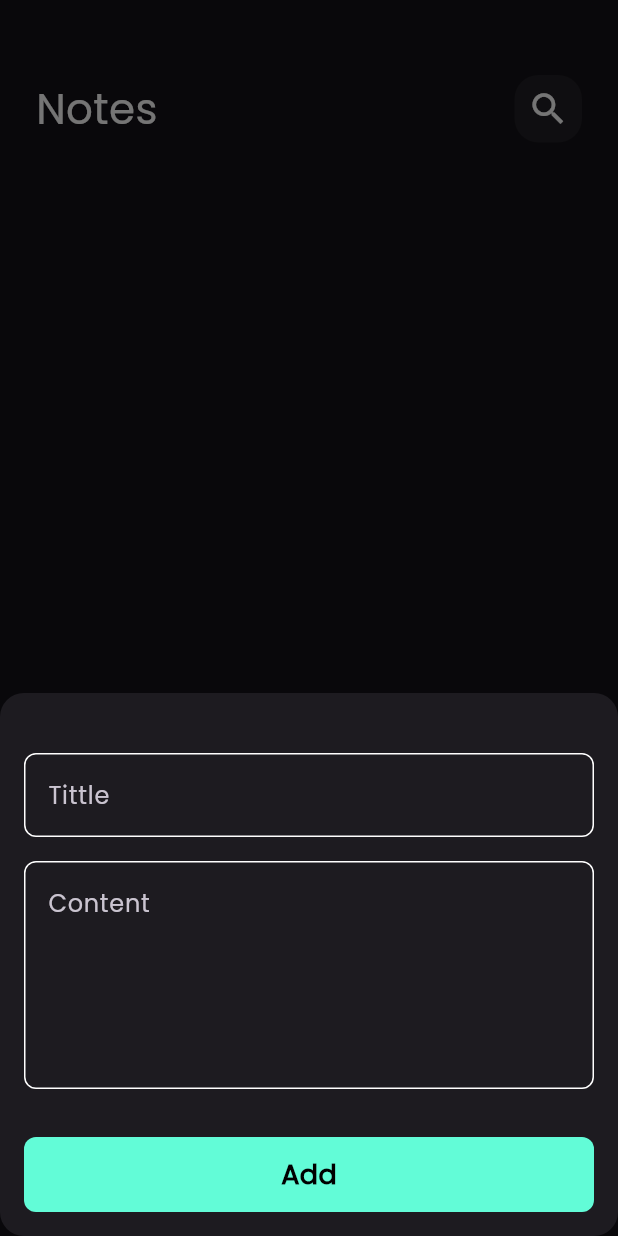
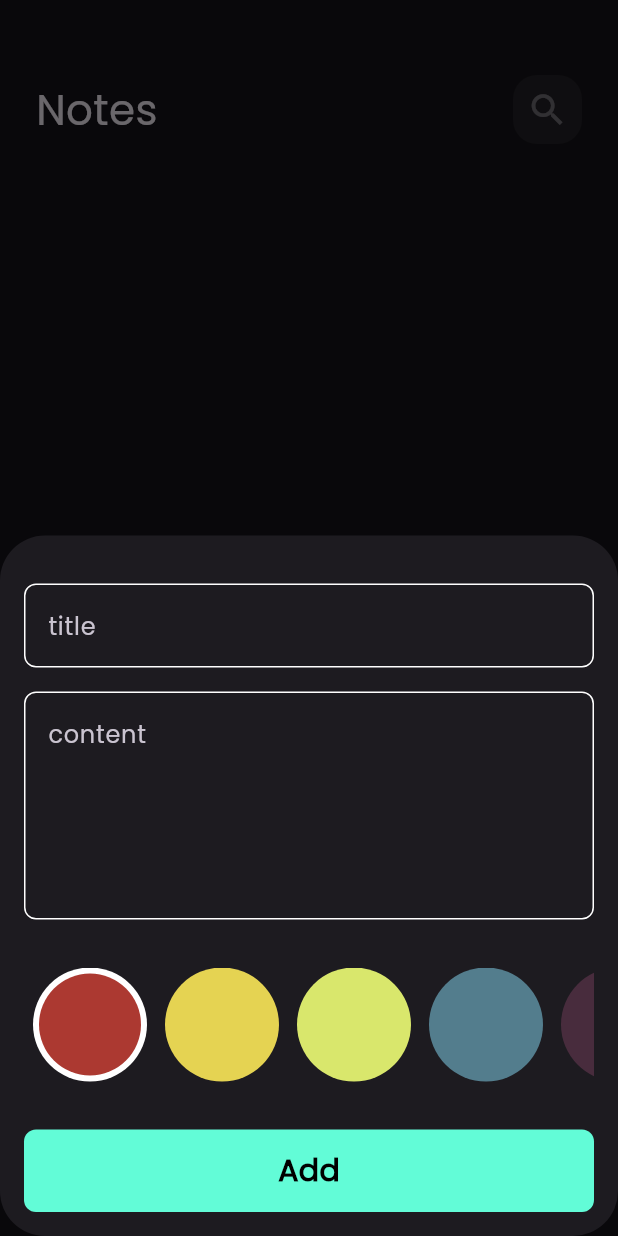
Before and after one commit to Shehta2000/notes_app-main, a Flutter app: the screen it shows after launch, after a tap on the "add" icon, on a phone screen of 412 x 824 dp. Run offline on Flutter 3.47's test engine with Material 3 defaults, Android fonts, the phone set to English and light mode, and no system bars; our stand-ins replace bloc, flutter_bloc, hive, hive_flutter; accounts and stored records are empty.

Commit message:
Finish Notes App

```diff
--- a/lib/cubits/notes_cubit/cubit/notes_cubit.dart
+++ b/lib/cubits/notes_cubit/cubit/notes_cubit.dart
@@ -2,20 +2,19 @@ import 'package:bloc/bloc.dart';
 import 'package:hive/hive.dart';
 import 'package:meta/meta.dart';
 import 'package:notes_app/models/note_model.dart';
-import 'package:notes_app/views/widgets/Constans.dart';
+
+import '../../../views/widgets/Constans.dart';
 
 part 'notes_state.dart';
 
 class NotesCubit extends Cubit<NotesState> {
   NotesCubit() : super(NotesInitial());
 
+  List<NoteModel>? notes;
+  fetchAllNotes() {
+    var notesBox = Hive.box<NoteModel>(kNotesBox);
 
-   List<NoteModel>? notes ;
-  fetchAllNotes() async{
-
-  var notesBox =  Hive.box<NoteModel>(kNotesBox);
-  notes = notesBox.values.toList();
-
-
+    notes = notesBox.values.toList();
+    emit(NotesSuccess());
+  }
 }
-  }
--- a/lib/cubits/notes_cubit/cubit/notes_state.dart
+++ b/lib/cubits/notes_cubit/cubit/notes_state.dart
@@ -1,6 +1,7 @@
 part of 'notes_cubit.dart';
 
 @immutable
-sealed class NotesState {}
+abstract class NotesState {}
 
-final class NotesInitial extends NotesState {}
+class NotesInitial extends NotesState {}
+class NotesSuccess extends NotesState {}
--- a/lib/main.dart
+++ b/lib/main.dart
@@ -3,33 +3,34 @@ import 'package:flutter_bloc/flutter_bloc.dart';
 import 'package:hive_flutter/adapters.dart';
 import 'package:notes_app/models/note_model.dart';
 import 'package:notes_app/simple_bloc_observer.dart';
+
 import 'package:notes_app/views/notes_view.dart';
-import 'package:notes_app/views/widgets/Constans.dart';
+
+import 'cubits/notes_cubit/cubit/notes_cubit.dart';
+import 'views/widgets/Constans.dart';
 
 void main() async {
+  await Hive.initFlutter();
+
   Bloc.observer = SimpleBlocObserver();
-
-  await Hive.initFlutter();
   Hive.registerAdapter(NoteModelAdapter());
-  await Hive.openBox(kNotesBox);
+  await Hive.openBox<NoteModel>(kNotesBox);
 
   runApp(const NotesApp());
 }
 
 class NotesApp extends StatelessWidget {
-  const NotesApp({super.key});
+  const NotesApp({Key? key}) : super(key: key);
 
   @override
   Widget build(BuildContext context) {
-    return MaterialApp(
-
-      theme: ThemeData(
-        brightness: Brightness.dark,
-        fontFamily: 'Poppins',
-      ), // Theme Of App .
-      debugShowCheckedModeBanner: false,
-      home: const NotesView(),
-
+    return BlocProvider(
+       create: (context) => NotesCubit(),
+      child: MaterialApp(
+        debugShowCheckedModeBanner: false,
+        theme: ThemeData(brightness: Brightness.dark, fontFamily: 'Poppins'),
+        home: const NotesView(),
+      ),
     );
   }
 }
--- a/lib/views/notes_view.dart
+++ b/lib/views/notes_view.dart
@@ -1,39 +1,32 @@
 import 'package:flutter/material.dart';
-import 'package:flutter_bloc/flutter_bloc.dart';
-import 'package:notes_app/cubits/notes_cubit/cubit/notes_cubit.dart';
-import 'package:notes_app/views/widgets/Constans.dart';
-import 'package:notes_app/views/widgets/add_note_buttom_sheet.dart';
+import 'package:flutter/src/foundation/key.dart';
+import 'package:flutter/src/widgets/framework.dart';
 import 'package:notes_app/views/widgets/notes_view_body.dart';
 
+import 'widgets/add_note_buttom_sheet.dart';
+
 class NotesView extends StatelessWidget {
-  const NotesView({super.key});
+  const NotesView({Key? key}) : super(key: key);
 
   @override
   Widget build(BuildContext context) {
-    return BlocProvider(
-      create: (context) => NotesCubit(),
-      child: Scaffold(
+    return Scaffold(
+      resizeToAvoidBottomInset: false,
       floatingActionButton: FloatingActionButton(
-          shape: RoundedRectangleBorder(
-            borderRadius: BorderRadius.circular(30),
-          ),
-          foregroundColor: Colors.black, // Icon Color
-          backgroundColor: KprimaryColor, // FloatingActionButton Color
         onPressed: () {
           showModalBottomSheet(
               isScrollControlled: true,
               shape: RoundedRectangleBorder(
-                  borderRadius: BorderRadius.circular(16),
+                borderRadius: BorderRadius.circular(30),
               ),
               context: context,
               builder: (context) {
-                  return const AddNoteButtomSheet();
+                return const AddNoteBottomSheet();
               });
         },
         child: const Icon(Icons.add),
       ),
       body: const NotesViewBody(),
-      ),
     );
   }
 }
--- a/lib/views/widgets/Constans.dart
+++ b/lib/views/widgets/Constans.dart
@@ -1,4 +1,11 @@
-import 'package:flutter/material.dart';
+import 'package:flutter/animation.dart';
 
-const KprimaryColor = Color(0xff62FCD7);
+const kPrimaryColor = Color(0xff62FCD7);
 const kNotesBox = 'notes_box';
+List<Color> kColors = const [
+  Color(0xffAC3931),
+  Color(0xffE5D352),
+  Color(0xffD9E76C),
+  Color(0xff537D8D),
+  Color(0xff482C3D),
+];
--- a/lib/views/widgets/Custom_Button.dart
+++ b/lib/views/widgets/Custom_Button.dart
@@ -1,32 +1,42 @@
 import 'package:flutter/material.dart';
 import 'package:notes_app/views/widgets/Constans.dart';
 
-class CustomBotton extends StatelessWidget {
- const  CustomBotton({super.key, this.onTap,  this.isLoading = false});
 
-final bool isLoading;
-final  void Function()? onTap;
+class CustomButton extends StatelessWidget {
+  const CustomButton({super.key, this.onTap, this.isLoading = false});
+
+  final void Function()? onTap;
+
+  final bool isLoading;
   @override
   Widget build(BuildContext context) {
     return GestureDetector(
       onTap: onTap,
       child: Container(
-        height: 50,
         width: MediaQuery.of(context).size.width,
+        height: 55,
         decoration: BoxDecoration(
-          color: KprimaryColor,
-          borderRadius: BorderRadius.circular(8),
-        ),
-        child:  Center(
-          child: isLoading ? const  SizedBox(
-            height: 25 ,
-            width: 25,
-
-              child:  CircularProgressIndicator( color: Colors.black,)) : const Text(
-            'Add',
-            style: TextStyle(
-                color: Colors.black, fontSize: 18, fontWeight: FontWeight.bold),
-          ),
+            color: kPrimaryColor,
+            borderRadius: BorderRadius.circular(
+              8,
+            )),
+        child: Center(
+          child: isLoading
+              ? const SizedBox(
+                  height: 24,
+                  width: 24,
+                  child: CircularProgressIndicator(
+                    color: Colors.black,
+                  ),
+                )
+              : const Text(
+                  'Add',
+                  style: TextStyle(
+                    color: Colors.black,
+                    fontWeight: FontWeight.bold,
+                    fontSize: 20,
+                  ),
+                ),
         ),
       ),
     );
--- a/lib/views/widgets/add_note_buttom_sheet.dart
+++ b/lib/views/widgets/add_note_buttom_sheet.dart
@@ -1,17 +1,12 @@
 import 'package:flutter/material.dart';
 import 'package:flutter_bloc/flutter_bloc.dart';
-import 'package:notes_app/cubits/add_note_cubit/cubit/add_note_cubit.dart';
-import 'package:notes_app/views/widgets/add_note_form.dart';
 
-class AddNoteButtomSheet extends StatefulWidget {
-  const AddNoteButtomSheet({super.key});
+import '../../cubits/add_note_cubit/cubit/add_note_cubit.dart';
+import '../../cubits/notes_cubit/cubit/notes_cubit.dart';
+import 'add_note_form.dart';
 
-  @override
-  State<AddNoteButtomSheet> createState() => _AddNoteButtomSheetState();
-}
-
-class _AddNoteButtomSheetState extends State<AddNoteButtomSheet> {
-  bool isLoading = false;
+class AddNoteBottomSheet extends StatelessWidget {
+  const AddNoteBottomSheet({Key? key}) : super(key: key);
 
   @override
   Widget build(BuildContext context) {
@@ -19,24 +14,26 @@ class _AddNoteButtomSheetState extends State<AddNoteButtomSheet> {
       create: (context) => AddNoteCubit(),
       child: BlocConsumer<AddNoteCubit, AddNoteState>(
         listener: (context, state) {
-          if (state is AddNoteFailure) {
-            print('failed ${state.errMessage}');
-          }
+          if (state is AddNoteFailure) {}
+
           if (state is AddNoteSuccess) {
+            BlocProvider.of<NotesCubit>(context).fetchAllNotes();
             Navigator.pop(context);
           }
         },
         builder: (context, state) {
-          return AbsorbPointer(  //  عشان اليوز يتفاعل فقط بعد فقط بعد اللودنج
-            absorbing: state is AddNoteLoading? true : false,
-             child : Padding(
-            padding: EdgeInsets.only(right: 16, left : 16 ,
-            bottom: MediaQuery.of(context).viewInsets.bottom),
-            child: const SingleChildScrollView(child: AddNoteForm(),
-            )
-          ),
+          return AbsorbPointer(
+            absorbing: state is AddNoteLoading ? true : false,
+            child: Padding(
+              padding: EdgeInsets.only(
+                  left: 16,
+                  right: 16,
+                  bottom: MediaQuery.of(context).viewInsets.bottom),
+              child: const SingleChildScrollView(
+                child: AddNoteForm(),
+              ),
+            ),
           );
-
         },
       ),
     );
--- a/lib/views/widgets/add_note_form.dart
+++ b/lib/views/widgets/add_note_form.dart
@@ -1,14 +1,17 @@
 import 'package:flutter/material.dart';
 import 'package:flutter_bloc/flutter_bloc.dart';
-import 'package:notes_app/cubits/add_note_cubit/cubit/add_note_cubit.dart';
+import 'package:intl/intl.dart';
 import 'package:notes_app/models/note_model.dart';
-import 'package:notes_app/views/widgets/Custom_Button.dart';
-import 'package:notes_app/views/widgets/custom_text_field.dart';
+
+import '../../cubits/add_note_cubit/cubit/add_note_cubit.dart';
+import 'color_list_view.dart';
+import 'custom_button.dart';
+import 'custom_text_field.dart';
 
 class AddNoteForm extends StatefulWidget {
   const AddNoteForm({
-    super.key,
-  });
+    Key? key,
+  }) : super(key: key);
 
   @override
   State<AddNoteForm> createState() => _AddNoteFormState();
@@ -16,8 +19,9 @@ class AddNoteForm extends StatefulWidget {
 
 class _AddNoteFormState extends State<AddNoteForm> {
   final GlobalKey<FormState> formKey = GlobalKey();
-  AutovalidateMode autovalidateMode =
-      AutovalidateMode.disabled; // عشان لو اليوز دخل انبوط غلط
+
+  AutovalidateMode autovalidateMode = AutovalidateMode.disabled;
+
   String? title, subTitle;
   @override
   Widget build(BuildContext context) {
@@ -27,14 +31,13 @@ class _AddNoteFormState extends State<AddNoteForm> {
       child: Column(
         children: [
           const SizedBox(
-            height: 40,
+            height: 32,
           ),
           CustomTextField(
             onSaved: (value) {
               title = value;
             },
-            hint: 'Tittle',
-            maxLines: 1,
+            hint: 'title',
           ),
           const SizedBox(
             height: 16,
@@ -43,27 +46,32 @@ class _AddNoteFormState extends State<AddNoteForm> {
             onSaved: (value) {
               subTitle = value;
             },
-            hint: 'Content',
+            hint: 'content',
             maxLines: 5,
           ),
           const SizedBox(
             height: 32,
           ),
+          const ColorsListView(),
+          const SizedBox(
+            height: 32,
+          ),
           BlocBuilder<AddNoteCubit, AddNoteState>(
             builder: (context, state) {
-              return CustomBotton(
+              return CustomButton(
                 isLoading: state is AddNoteLoading ? true : false,
-
                 onTap: () {
                   if (formKey.currentState!.validate()) {
                     formKey.currentState!.save();
+                    var currentDate = DateTime.now();
 
+                    var formattedCurrentDate =
+                        DateFormat('dd-mm-yyyy').format(currentDate);
                     var noteModel = NoteModel(
                         title: title!,
                         subTitle: subTitle!,
-                        date: DateTime.now().toString(),
+                        date: formattedCurrentDate,
                         color: Colors.blue.value);
-
                     BlocProvider.of<AddNoteCubit>(context).addNote(noteModel);
                   } else {
                     autovalidateMode = AutovalidateMode.always;
@@ -75,7 +83,7 @@ class _AddNoteFormState extends State<AddNoteForm> {
           ),
           const SizedBox(
             height: 16,
-          )
+          ),
         ],
       ),
     );
--- /dev/null
+++ b/lib/views/widgets/color_list_view.dart
@@ -0,0 +1,66 @@
+import 'Constans.dart';
+import 'package:flutter/material.dart';
+import '../../cubits/add_note_cubit/cubit/add_note_cubit.dart';
+import 'package:flutter_bloc/flutter_bloc.dart';
+
+class ColorItem extends StatelessWidget {
+  const ColorItem({super.key, required this.isActive, required this.color});
+
+  final bool isActive;
+
+  final Color color;
+  @override
+  Widget build(BuildContext context) {
+    return isActive
+        ? CircleAvatar(
+            radius: 38,
+            backgroundColor: Colors.white,
+            child: CircleAvatar(
+              radius: 34,
+              backgroundColor: color,
+            ),
+          )
+        : CircleAvatar(
+            radius: 38,
+            backgroundColor: color,
+          );
+  }
+}
+
+class ColorsListView extends StatefulWidget {
+  const ColorsListView({super.key});
+
+  @override
+  State<ColorsListView> createState() => _ColorsListViewState();
+}
+
+class _ColorsListViewState extends State<ColorsListView> {
+  int currentIndex = 0;
+
+  @override
+  Widget build(BuildContext context) {
+    return SizedBox(
+      height: 38 * 2,
+      child: ListView.builder(
+        itemCount: kColors.length,
+        scrollDirection: Axis.horizontal,
+        itemBuilder: (context, index) {
+          return Padding(
+            padding: const EdgeInsets.symmetric(horizontal: 6),
+            child: GestureDetector(
+              onTap: () {
+                currentIndex = index;
+                BlocProvider.of<AddNoteCubit>(context).color = kColors[index];
+                setState(() {});
+              },
+              child: ColorItem(
+                color: kColors[index],
+                isActive: currentIndex == index,
+              ),
+            ),
+          );
+        },
+      ),
+    );
+  }
+}
--- a/lib/views/widgets/custom_app_bar.dart
+++ b/lib/views/widgets/custom_app_bar.dart
@@ -1,20 +1,28 @@
 import 'package:flutter/material.dart';
-import 'package:notes_app/views/widgets/custom_search_icon.dart';
+
+import 'custom_icon.dart';
 
 class CustomAppBar extends StatelessWidget {
-  const CustomAppBar({super.key, required this.icon, required this.title});
+  const CustomAppBar(
+      {Key? key, required this.title, required this.icon, this.onPressed})
+      : super(key: key);
+
+  final String title;
   final IconData icon;
-  final String title;
+  final void Function()? onPressed;
   @override
   Widget build(BuildContext context) {
     return Row(
+      mainAxisAlignment: MainAxisAlignment.spaceBetween,
       children: [
         Text(
           title,
-          style: const TextStyle(color: Colors.white, fontSize: 28),
+          style: const TextStyle(
+            fontSize: 28,
+          ),
         ),
-        Spacer(),
-        CustomSearchIcon(
+        CustomIcon(
+          onPressed: onPressed,
           icon: icon,
         ),
       ],
--- /dev/null
+++ b/lib/views/widgets/custom_icon.dart
@@ -0,0 +1,26 @@
+import 'package:flutter/material.dart';
+
+class CustomIcon extends StatelessWidget {
+  const CustomIcon({Key? key, required this.icon, this.onPressed})
+      : super(key: key);
+
+  final void Function()? onPressed;
+  final IconData icon;
+  @override
+  Widget build(BuildContext context) {
+    return Container(
+      height: 46,
+      width: 46,
+      decoration: BoxDecoration(
+          color: Colors.white.withOpacity(.05),
+          borderRadius: BorderRadius.circular(16)),
+      child: IconButton(
+        onPressed: onPressed,
+        icon: Icon(
+          icon,
+          size: 28,
+        ),
+      ),
+    );
+  }
+}
--- a/lib/views/widgets/custom_text_field.dart
+++ b/lib/views/widgets/custom_text_field.dart
@@ -2,33 +2,40 @@ import 'package:flutter/material.dart';
 import 'package:notes_app/views/widgets/Constans.dart';
 
 class CustomTextField extends StatelessWidget {
- const CustomTextField({super.key, required this.hint, this.maxLines = 1, this.onSaved});
+  const CustomTextField(
+      {super.key,
+      required this.hint,
+      this.maxLines = 1,
+      this.onSaved,
+      this.onChanged});
 
   final String hint;
   final int maxLines;
-  final void Function(String?)? onSaved ;
 
+  final void Function(String?)? onSaved;
+
+  final Function(String)? onChanged;
   @override
   Widget build(BuildContext context) {
     return TextFormField(
-      validator: (value){
-            if(value?.isEmpty ?? true){ // if value equal null return field is required
-              return 'Field is Required';
-            } else{
+      onChanged: onChanged,
+      onSaved: onSaved,
+      validator: (value) {
+        if (value?.isEmpty ?? true) {
+          return 'Field is required ';
+        } else {
           return null;
         }
       },
-      onSaved: onSaved,
+      cursorColor: kPrimaryColor,
       maxLines: maxLines,
-      cursorColor: KprimaryColor,
       decoration: InputDecoration(
         hintText: hint,
+        border: buildBorder(),
         enabledBorder: buildBorder(),
-        focusedBorder: buildBorder(KprimaryColor),
-        border: buildBorder(),
+        focusedBorder: buildBorder(kPrimaryColor),
       ),
     );
-  }
   }
 
   OutlineInputBorder buildBorder([color]) {
@@ -40,3 +47,4 @@ OutlineInputBorder buildBorder([color]) {
           color: color ?? Colors.white,
         ));
   }
+}
--- /dev/null
+++ b/lib/views/widgets/notes_list_view.dart
@@ -0,0 +1,33 @@
+import 'package:flutter/material.dart';
+import 'package:flutter_bloc/flutter_bloc.dart';
+import 'package:notes_app/models/note_model.dart';
+
+import '../../cubits/notes_cubit/cubit/notes_cubit.dart';
+import 'note_item.dart';
+
+class NotesListView extends StatelessWidget {
+  const NotesListView({Key? key}) : super(key: key);
+
+  @override
+  Widget build(BuildContext context) {
+    return BlocBuilder<NotesCubit, NotesState>(
+      builder: (context, state) {
+        List<NoteModel> notes = BlocProvider.of<NotesCubit>(context).notes!;
+        return Padding(
+          padding: const EdgeInsets.symmetric(vertical: 16),
+          child: ListView.builder(
+              itemCount: notes.length,
+              padding: EdgeInsets.zero,
+              itemBuilder: (context, index) {
+                return Padding(
+                  padding: const EdgeInsets.symmetric(vertical: 4),
+                  child: NoteItem(
+                    note: notes[index],
+                  ),
+                );
+              }),
+        );
+      },
+    );
+  }
+}
--- a/lib/views/widgets/notes_list_view_builder.dart
+++ /dev/null
@@ -1,33 +0,0 @@
-import 'package:flutter/material.dart';
-import 'package:flutter_bloc/flutter_bloc.dart';
-import 'package:notes_app/cubits/notes_cubit/cubit/notes_cubit.dart';
-import 'package:notes_app/models/note_model.dart';
-import 'package:notes_app/views/widgets/custom_note_item.dart';
-
-class NotesListView extends StatelessWidget {
-  const NotesListView({super.key});
-
-  @override
-  Widget build(BuildContext context) {
-    return BlocBuilder<NotesCubit, NotesState>(
-      builder: (context, state) {
-
-        List<NoteModel> notes = BlocProvider.of<NotesCubit>(context).notes ?? [];
-
-        return Padding(
-          padding: const EdgeInsets.symmetric(vertical: 16),
-          child: ListView.builder(
-            itemCount: notes.length,
-            padding: EdgeInsets.zero,
-            itemBuilder: (context, index) {
-              return const Padding(
-                padding: EdgeInsets.symmetric(vertical: 3),
-                child: NotesItem(),
-              );
-            },
-          ),
-        );
-      },
-    );
-  }
-}
--- a/lib/views/widgets/notes_view_body.dart
+++ b/lib/views/widgets/notes_view_body.dart
@@ -1,37 +1,40 @@
 import 'package:flutter/material.dart';
 import 'package:flutter_bloc/flutter_bloc.dart';
-import 'package:notes_app/cubits/notes_cubit/cubit/notes_cubit.dart';
-import 'package:notes_app/views/widgets/custom_app_bar.dart';
-import 'package:notes_app/views/widgets/notes_list_view_builder.dart';
+
+import '../../cubits/notes_cubit/cubit/notes_cubit.dart';
+import 'custom_app_bar.dart';
+import 'notes_list_view.dart';
 
 class NotesViewBody extends StatefulWidget {
-  const NotesViewBody({super.key});
+  const NotesViewBody({Key? key}) : super(key: key);
 
   @override
   State<NotesViewBody> createState() => _NotesViewBodyState();
 }
 
 class _NotesViewBodyState extends State<NotesViewBody> {
+
   @override
-void initState(){
-  BlocProvider.of<NotesCubit>(context).fetchAllNotes();
-  super.initState();
-}
-
-@override
+  void initState() {
+   BlocProvider.of<NotesCubit>(context).fetchAllNotes();
+    super.initState();
+  }
+  @override
   Widget build(BuildContext context) {
-    return const Padding(
-      padding: EdgeInsets.symmetric(horizontal: 24),
+    return  const Padding(
+      padding:  EdgeInsets.symmetric(horizontal: 24),
       child: Column(
-        children: [
+        children:  [
           SizedBox(
             height: 50,
           ),
           CustomAppBar(
+            title: 'Notes',
             icon: Icons.search,
-            title: 'Notes ',
           ),
-          Expanded(child: NotesListView()),
+          Expanded(
+            child: NotesListView(),
+          ),
         ],
       ),
     );
--- a/pubspec.yaml
+++ b/pubspec.yaml
@@ -34,9 +34,9 @@ dependencies:
   flutter_bloc: ^8.1.6
   hive: ^2.2.3
   hive_flutter: ^1.1.0
+  intl: ^0.19.0
+  meta: ^1.7.0
   modal_progress_hud_nsn: ^0.5.1
-  meta: ^1.7.0
-
 
 dev_dependencies:
   build_runner: ^2.3.2
```
Also changed, not shown: lib/views/edit_note_view.dart (+8 -4 lines), lib/views/widgets/custom_note_item.dart (deleted, +0 -68 lines), lib/views/widgets/note_item.dart (added, +79 -0 lines), pubspec.lock, 2 other files. Lines whose indentation alone changed are shown as unchanged.
